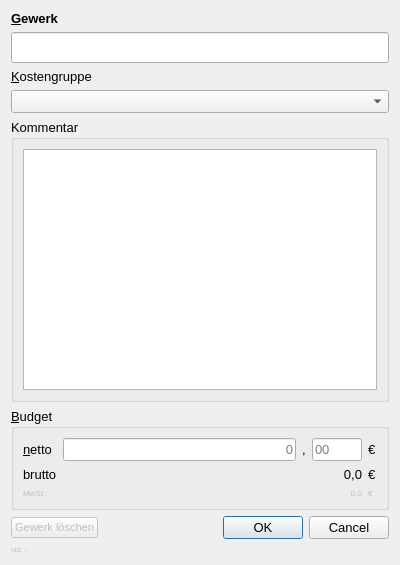
Before: the Qt Designer form ui/dlg/trade_dialog.ui in timo-y/syp-kostenfortschreibung, drawn with Qt 5.
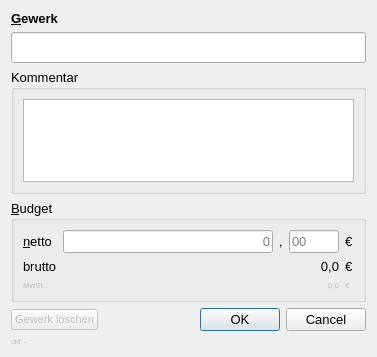
After: the same form once the commit is applied.

Commit message: Changelog: - CORE: -- trades.cost_group removed -- job.cost_group added - OUPUT: -- templates refined -- cost_group_ov unfinished

```diff
--- a/ui/dlg/trade_dialog.ui
+++ b/ui/dlg/trade_dialog.ui
@@ -6,8 +6,8 @@
    <rect>
     <x>0</x>
     <y>0</y>
-    <width>400</width>
-    <height>565</height>
+    <width>377</width>
+    <height>357</height>
    </rect>
   </property>
   <property name="font">
@@ -45,26 +45,6 @@
      </property>
     </widget>
    </item>
-   <item>
-    <widget class="QLabel" name="label_cost_group">
-     <property name="text">
-      <string>&amp;Kostengruppe</string>
-     </property>
-     <property name="buddy">
-      <cstring>comboBox_cost_group</cstring>
-     </property>
-    </widget>
-   </item>
-   <item>
-    <widget class="QComboBox" name="comboBox_cost_group">
-     <property name="minimumSize">
-      <size>
-       <width>150</width>
-       <height>0</height>
-      </size>
-     </property>
-    </widget>
-   </item>
    <item>
     <widget class="QGroupBox" name="groupBox_comment">
      <property name="title">
```
The commit also changes 20 other files.
